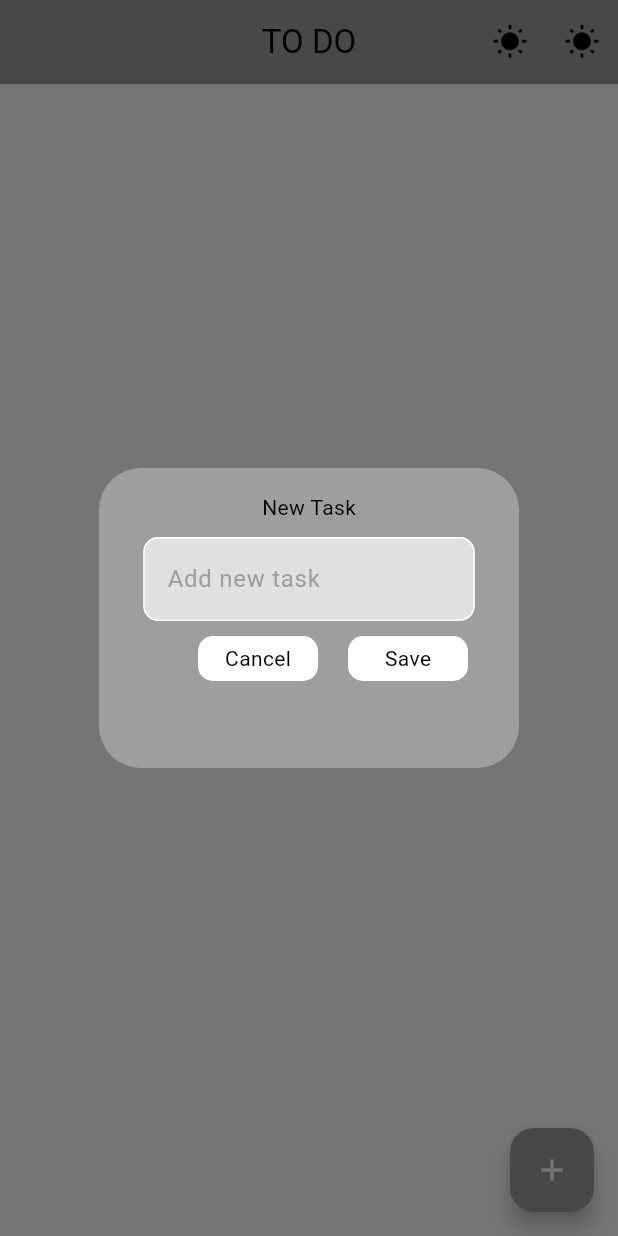
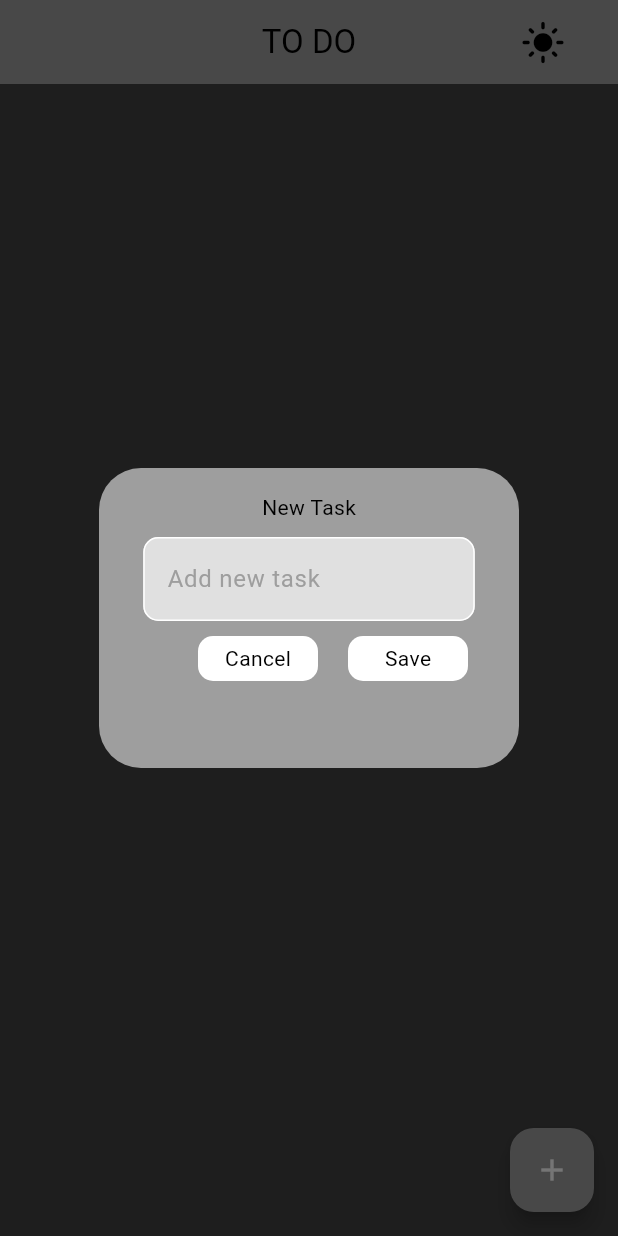
Before and after one commit to YeMinHein/ToDoApp, a Flutter app: the screen it shows after launch, after a tap on the "add" icon, on a phone screen of 412 x 824 dp. Run offline on Flutter 3.47's test engine with Material 3 defaults, Android fonts, the phone set to English and light mode, and no system bars; our stand-ins replace flutter_slidable, hive_flutter; accounts and stored records are empty.

Commit message:
add dark and light mode

```diff
--- /dev/null
+++ b/devtools_options.yaml
@@ -0,0 +1 @@
+extensions:
--- /dev/null
+++ b/lib/compnent/themebutton.dart
@@ -0,0 +1,32 @@
+import 'package:flutter/material.dart';
+
+class ThemeButton extends StatelessWidget {
+  final void Function()? onTap;
+  final double height;
+  final double width;
+  final Icon icon;
+  const ThemeButton({
+    super.key,
+    required this.onTap,
+    required this.height,
+    required this.width,
+    required this.icon,
+  });
+
+  @override
+  Widget build(BuildContext context) {
+    return GestureDetector(
+      onTap: onTap,
+      child: Container(
+        width: width,
+        height: height,
+        margin: EdgeInsets.only(
+          right: 30,
+        ),
+        child: Center(
+          child: icon,
+        ),
+      ),
+    );
+  }
+}
--- a/lib/main.dart
+++ b/lib/main.dart
@@ -1,5 +1,3 @@
-import 'dart:js';
-
 import 'package:flutter/material.dart';
 import 'package:hive_flutter/hive_flutter.dart';
 import 'package:provider/provider.dart';
--- a/lib/pages/home_page.dart
+++ b/lib/pages/home_page.dart
@@ -2,10 +2,13 @@
 
 import 'package:flutter/material.dart';
 import 'package:hive_flutter/hive_flutter.dart';
+import 'package:provider/provider.dart';
 import 'package:todo/compnent/dialog_box.dart';
+import 'package:todo/compnent/themebutton.dart';
 import 'package:todo/compnent/todo_title.dart';
 import 'package:todo/data/database.dart';
 import 'package:todo/theme/darkmode.dart';
+import 'package:todo/theme/provider_theme.dart';
 
 class homePage extends StatefulWidget {
   const homePage({super.key});
@@ -82,13 +85,26 @@ class _homePageState extends State<homePage> {
 
   Widget build(BuildContext context) {
     return Scaffold(
+      backgroundColor: Theme.of(context).colorScheme.background,
       appBar: AppBar(
         centerTitle: true,
         backgroundColor: Theme.of(context).colorScheme.primary,
         title: Text("TO DO"),
         actions: [
-          IconButton(onPressed: () {}, icon: Icon(Icons.wb_sunny)),
-          IconButton(onPressed: () {}, icon: Icon(Icons.wb_sunny))
+          ThemeButton(
+            height: 40,
+            width: 40,
+            icon: Icon(
+              (Provider.of<ProviderThemeChange>(context).themeData == darkMode
+                  ? Icons.light_mode
+                  : Icons.dark_mode),
+              size: 30,
+            ),
+            onTap: () {
+              Provider.of<ProviderThemeChange>(context, listen: false)
+                  .toggleTheme();
+            },
+          )
         ],
       ),
       floatingActionButton: FloatingActionButton(
--- a/lib/theme/darkmode.dart
+++ b/lib/theme/darkmode.dart
@@ -10,8 +10,8 @@ ThemeData darkMode = ThemeData(
 
 ThemeData lightMode = ThemeData(
     colorScheme: ColorScheme.light(
-        background: Colors.green.shade300,
-        primary: Colors.green.shade500,
-        secondary: Colors.green.shade200,
+        background: Colors.yellow.shade600,
+        primary: Colors.yellow.shade300,
+        secondary: Colors.yellow.shade200,
         tertiary: Colors.white,
         inversePrimary: Colors.grey.shade800));
--- a/lib/theme/provider_theme.dart
+++ b/lib/theme/provider_theme.dart
@@ -10,10 +10,10 @@ class ProviderThemeChange with ChangeNotifier {
   }
 
   void toggleTheme() {
-    if (_themeData == darkMode) {
+    if (_themeData == lightMode) {
+      themeData = darkMode;
+    } else {
       themeData = lightMode;
-    } else {
-      themeData = darkMode;
     }
   }
 }
```
Also changed, not shown: 1 other file.
